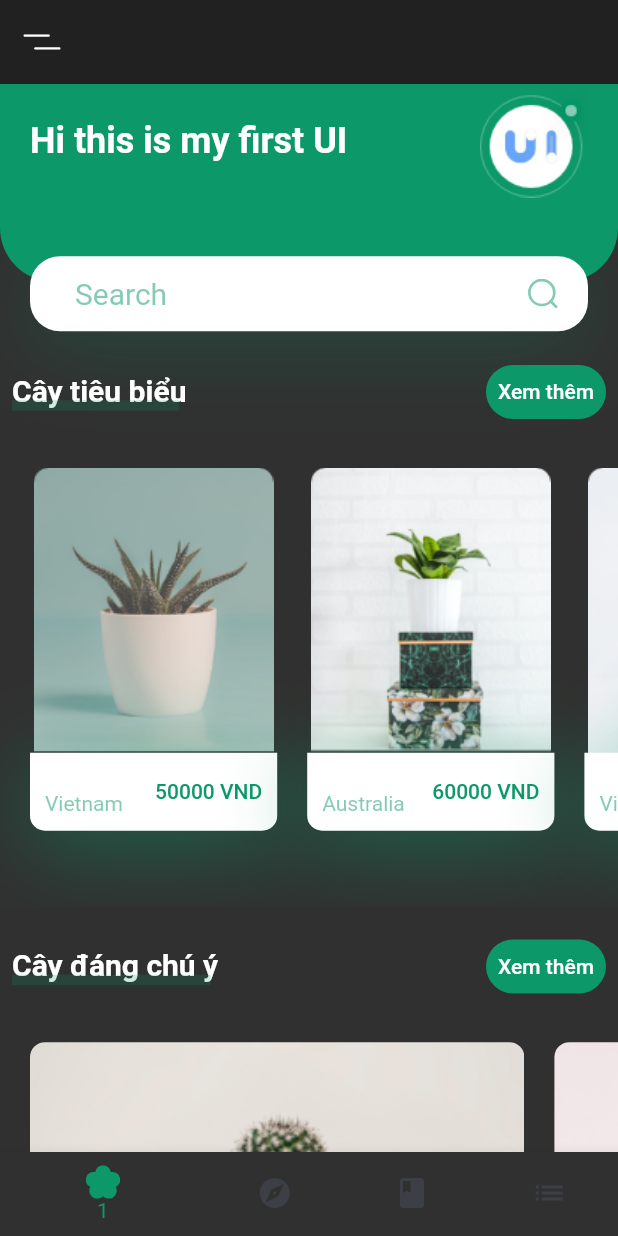
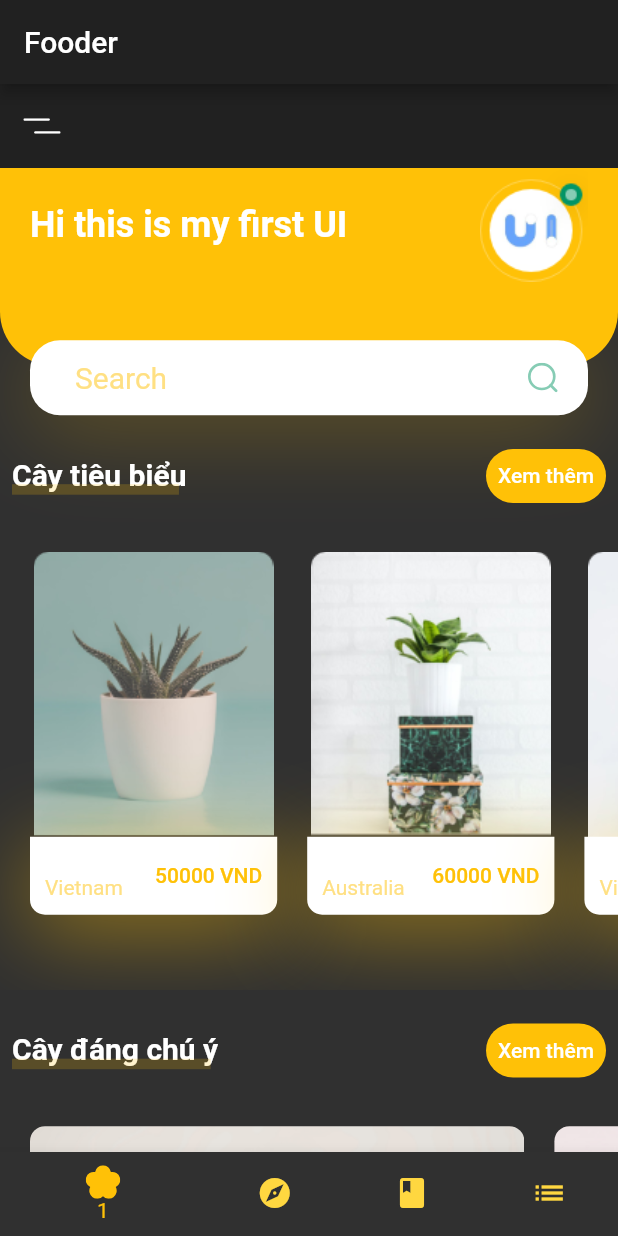
Before and after one commit to Namesiss/flutter_training, a Flutter app: the screen it shows after launch, on a phone screen of 412 x 824 dp. Run offline on Flutter 3.47's test engine with Material 2 defaults, Android fonts, the phone set to English and light mode, and no system bars; our stand-ins replace flutter_svg, google_fonts.

```diff
--- /dev/null
+++ b/lib/components/home.dart
@@ -0,0 +1,56 @@
+import 'package:flutter/material.dart';
+import 'package:flutter_training/models/tab_manager.dart';
+import 'package:flutter_training/screens/explore_screen.dart';
+import 'package:flutter_training/screens/grocery_screen.dart';
+import 'package:flutter_training/screens/recipes_screen.dart';
+import 'package:provider/provider.dart';
+import 'homecard/botombar.dart';
+import 'homecard/homescreen.dart';
+
+class MyHomePage extends StatefulWidget {
+  MyHomePage({Key key, this.title}) : super(key: key);
+
+  final String title;
+
+  @override
+  _MyHomePageState createState() => _MyHomePageState();
+}
+
+class _MyHomePageState extends State<MyHomePage> {
+  int _selectedIndex = 0;
+
+  static List<Widget> pages = <Widget>[
+    Homescreen(),
+    ExploreScreen(),
+    RecipesScreen(),
+    GroceryScreen(),
+  ];
+
+
+
+  void _incrementCounter() {
+    setState(() {
+
+    });
+  }
+
+  @override
+  Widget build(BuildContext context) {
+
+    return Consumer<TabManager>(
+      builder: (context, tabManager, child) {
+        return Scaffold(
+          appBar: AppBar(
+            title: Text('Fooder',
+            style: Theme.of(context).textTheme.headline6,),
+          ),
+            body: pages[tabManager.selectedTab],
+            bottomNavigationBar: BottomBar(currentIndex: tabManager.selectedTab, tap: (index) => {
+              tabManager.goTo(index)
+            },)
+        );
+      },
+
+    );
+  }
+}
--- a/lib/constraints.dart
+++ b/lib/constraints.dart
@@ -1,5 +1,5 @@
 import 'package:flutter/material.dart';
 
-const kPrimaryColor = Color(0xFF0C9869);
-const kTextColor = Color(0xFF3C4046);
+const kPrimaryColor = Colors.amber;
+const kTextColor = Colors.amberAccent;
 const double kDefaultPadding = 20.0;
--- a/lib/main.dart
+++ b/lib/main.dart
@@ -1,11 +1,9 @@
 import 'package:flutter/material.dart';
-import 'package:flutter_training/components/homecard/botombar.dart';
-import 'package:flutter_training/components/homecard/homescreen.dart';
 import 'package:flutter_training/components/card2/fooderlich_theme.dart';
-import 'package:flutter_training/components/card3/card3.dart';
-import 'package:flutter_training/screens/explore_screen.dart';
-import 'package:flutter_training/screens/recipes_screen.dart';
-import 'components/card2/card2.dart';
+import 'package:flutter_training/models/grocery_manager.dart';
+import 'package:flutter_training/models/tab_manager.dart';
+import 'package:provider/provider.dart';
+import 'components/home.dart';
 
 void main() {
   runApp(MyApp());
@@ -19,49 +17,13 @@ class MyApp extends StatelessWidget {
       debugShowCheckedModeBanner: false,
       title: 'Flutter Demo',
       theme: FooderlichTheme.dark(),
-      home: MyHomePage(title: 'Flutter Demo Home Page'),
+      home: MultiProvider(
+        providers: [
+          ChangeNotifierProvider(create: (context) => TabManager()),
+          ChangeNotifierProvider(create: (context) => GroceryManager())
+        ],
+        child: MyHomePage(title: 'HOME',),
+      ),
     );
   }
 }
-
-class MyHomePage extends StatefulWidget {
-  MyHomePage({Key key, this.title}) : super(key: key);
-
-  final String title;
-
-  @override
-  _MyHomePageState createState() => _MyHomePageState();
-}
-
-class _MyHomePageState extends State<MyHomePage> {
-  int _selectedIndex = 0;
-
-  static List<Widget> pages = <Widget>[
-    Homescreen(),
-    ExploreScreen(),
-    RecipesScreen(),
-    Card3(),
-  ];
-
-  void _onItemTapped(int index){
-    setState(() {
-      _selectedIndex = index;
-    });
-  }
-
-
-  void _incrementCounter() {
-    setState(() {
-
-    });
-  }
-
-  @override
-  Widget build(BuildContext context) {
-
-    return Scaffold(
-      body: pages[_selectedIndex],
-      bottomNavigationBar: BottomBar(currentIndex: _selectedIndex,tap: _onItemTapped,)
-    );
-  }
-}
--- /dev/null
+++ b/lib/models/grocery_item.dart
@@ -0,0 +1,35 @@
+import 'dart:ui';
+
+enum Importance { low, medium, high}
+
+class GroceryItem {
+  final String id;
+  final String name;
+  final Importance importance;
+  final Color color;
+  final int quantity;
+  final DateTime date;
+  final bool isComplete;
+
+  GroceryItem(
+      {this.id, this.name, this.importance, this.color, this.quantity, this.date, this.isComplete = false});
+
+  GroceryItem copyWith({
+  String id,
+    String name,
+    Importance importance,
+    Color color,
+    int quantity,
+    DateTime date,
+    bool isComplete
+}) {
+    return GroceryItem(id: id ?? this.id,
+        name: name ?? this.name,
+        importance: importance ?? this.importance,
+        color: color ?? this.color,
+        quantity: quantity ?? this.quantity,
+        date: date ?? this.date,
+        isComplete: isComplete ?? this.isComplete
+    );
+  }
+}
--- a/lib/models/models.dart
+++ b/lib/models/models.dart
@@ -2,3 +2,4 @@ export 'explore_recipe.dart';
 export 'post.dart';
 export 'simple_recipe.dart';
 export 'explore_data.dart';
+export 'grocery_item.dart';
--- /dev/null
+++ b/lib/models/tab_manager.dart
@@ -0,0 +1,15 @@
+import 'package:flutter/cupertino.dart';
+
+class TabManager extends ChangeNotifier {
+  int selectedTab = 0;
+
+  void goTo(index){
+    selectedTab = index;
+    notifyListeners();
+  }
+
+  void goToRecipes() {
+    selectedTab = 1;
+    notifyListeners();
+  }
+}
--- a/pubspec.yaml
+++ b/pubspec.yaml
@@ -30,6 +30,7 @@ dependencies:
   cupertino_icons: ^1.0.2
   flutter_svg: ^0.19.3
   google_fonts: ^2.1.0
+  provider: ^4.3.2+3
 
 dev_dependencies:
   flutter_test:
@@ -52,6 +53,7 @@ flutter:
      - assets/food_pics/
      - assets/magazine_pics/
      - assets/profile_pics/
+     - assets/fooderlich_assets/
 
   # An image asset can refer to one or more resolution-specific "variants", see
   # https://flutter.dev/assets-and-images/#resolution-aware.
```
Also changed, not shown: assets/sample_data/sample_friends_feed.json (+5 -5 lines), lib/models/grocery_manager.dart (added, +33 -0 lines), lib/screens/empty_grocery_screen.dart (added, +40 -0 lines), lib/screens/grocery_screen.dart (added, +31 -0 lines), assets/fooderlich_assets/empty_list.png (added), pubspec.lock.
